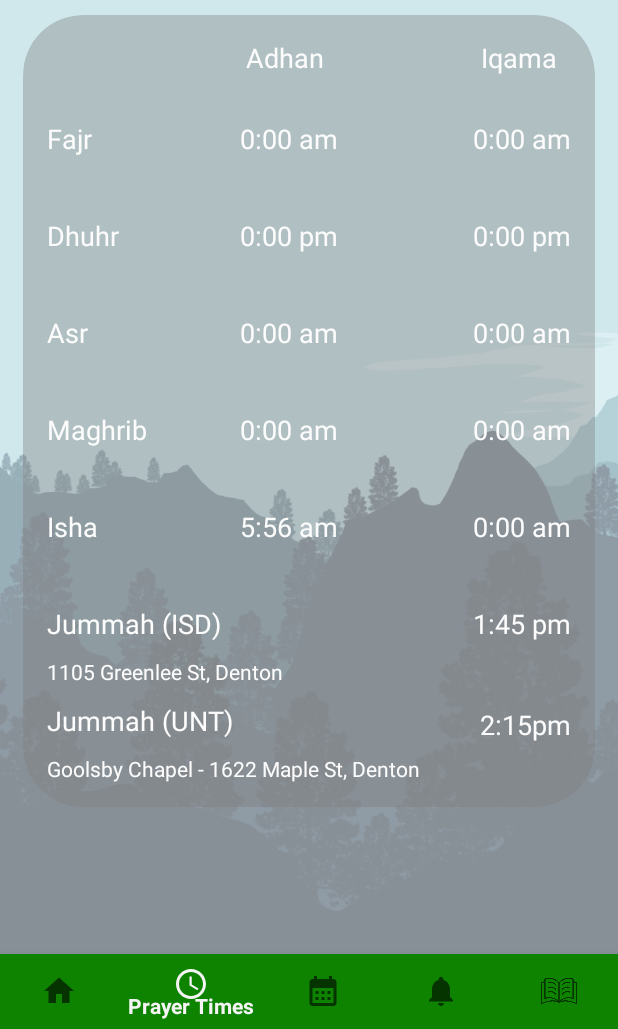
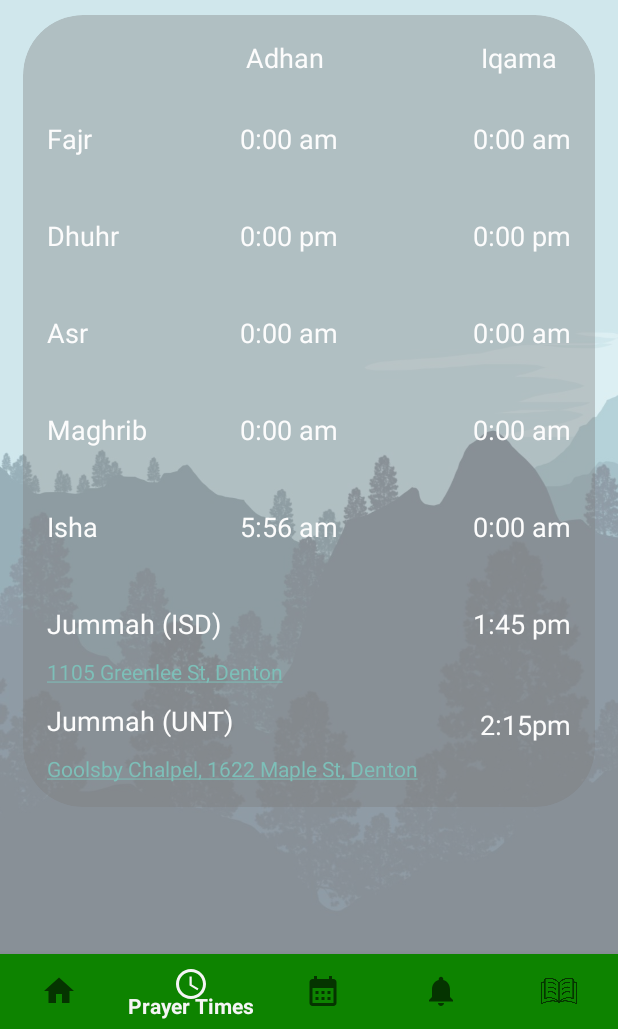
Before and after one commit to Google-design/ISD, an Android app built with Jetpack Compose: the Navigation_Prayer_Times screen opened through its navigation route, on a phone screen of 412 x 824 dp, the part 207-1236 px from its top. Run offline under Robolectric (Android 15) with nearby library versions, the phone set to English and light mode, and no system bars; our stand-ins replace Firebase (no records; nobody signed in at launch, a user with empty details on screens opened directly), Shimmer, navigation-ui.

Commit message:
Changed address to Hyperlinks and padding.

```diff
--- a/app/src/main/java/com/isd/isd/Navigation_Home.kt
+++ b/app/src/main/java/com/isd/isd/Navigation_Home.kt
@@ -1,10 +1,15 @@
 package com.isd.isd
 
+import android.app.DownloadManager
 import android.content.ContentValues.TAG
 import android.content.Intent
+import android.content.pm.ResolveInfo
 import android.net.Uri
 import android.os.Bundle
 import android.os.Handler
+import android.text.SpannableString
+import android.text.method.LinkMovementMethod
+import android.text.style.ClickableSpan
 import android.util.Log
 import androidx.fragment.app.Fragment
 import android.view.LayoutInflater
@@ -14,6 +19,7 @@ import android.widget.Button
 import android.widget.ImageButton
 import android.widget.ImageView
 import android.widget.TextView
+import android.widget.Toast
 import androidx.cardview.widget.CardView
 import androidx.core.content.ContextCompat.startActivity
 import androidx.lifecycle.lifecycleScope
@@ -37,7 +43,7 @@ import com.facebook.shimmer.ShimmerFrameLayout
 
 class Navigation_Home : Fragment() {
 
-    private lateinit var hadeeth_tv : TextView
+    private lateinit var hadeeth_tv: TextView
     private lateinit var shimmerFrameLayout: ShimmerFrameLayout
     private var URL = "https://hadeethenc.com"
     private val TAG: String = "CHECK_RESPONSE"
@@ -60,6 +66,40 @@ class Navigation_Home : Fragment() {
 
     override fun onViewCreated(view: View, savedInstanceState: Bundle?) {
         super.onViewCreated(view, savedInstanceState)
+
+        val textView4 = view.findViewById<TextView>(R.id.textView4)
+        val addressText4 = "1105 Green Lee St Denton, TX 76201"
+
+        val text = addressText4
+        val spannableString = SpannableString(text)
+        val clickableSpan = object : ClickableSpan() {
+            override fun onClick(widget: View) {
+                // Create an intent to open Google Maps
+                val gmmIntentUri =   Uri.parse("geo:0,0?q=${Uri.encode(addressText4)}")
+                val mapIntent = Intent(Intent.ACTION_VIEW, gmmIntentUri)
+                mapIntent.setPackage("com.google.android.apps.maps")
+
+                // Verify that the intent will resolve to an activity
+                if (mapIntent.resolveActivity(requireActivity().packageManager) != null) {
+                    startActivity(mapIntent)
+                } else {
+                    // Handle case where Google Maps app is not installed
+                    Toast.makeText(requireContext(), "Google Maps app not found", Toast.LENGTH_SHORT).show()
+                }
+            }
+        }
+
+        // Set the clickable span to the text view
+        spannableString.setSpan(
+            clickableSpan,
+            0,
+            text.length,
+            SpannableString.SPAN_EXCLUSIVE_EXCLUSIVE
+        )
+        textView4.text = spannableString
+        textView4.movementMethod = LinkMovementMethod.getInstance()
+
+
 
         hadeeth_tv = view.findViewById(R.id.hadeeth_tv)
 
--- a/app/src/main/java/com/isd/isd/Navigation_Prayer_Times.kt
+++ b/app/src/main/java/com/isd/isd/Navigation_Prayer_Times.kt
@@ -1,13 +1,19 @@
 package com.isd.isd
 
+import android.content.Intent
+import android.net.Uri
 import android.os.Bundle
 import android.os.CountDownTimer
+import android.text.SpannableString
+import android.text.method.LinkMovementMethod
+import android.text.style.ClickableSpan
 import android.util.Log
 import androidx.fragment.app.Fragment
 import android.view.LayoutInflater
 import android.view.View
 import android.view.ViewGroup
 import android.widget.TextView
+import android.widget.Toast
 import androidx.activity.findViewTreeFullyDrawnReporterOwner
 import androidx.lifecycle.lifecycleScope
 import com.facebook.shimmer.ShimmerFrameLayout
@@ -85,6 +91,72 @@ class Navigation_Prayer_Times : Fragment() {
         maghribtime = view.findViewById(R.id.maghribtime)
         ishatime = view.findViewById(R.id.ishatime)
         jummahtime = view.findViewById(R.id.jummahtime)
+
+
+        val isdAddress = view.findViewById<TextView>(R.id.ISD_address)
+        val addressText4 = "1105 Greenlee St, Denton"
+
+        val text = addressText4
+        val spannableString = SpannableString(text)
+        val clickableSpan = object : ClickableSpan() {
+            override fun onClick(widget: View) {
+                // Create an intent to open Google Maps
+                val gmmIntentUri = Uri.parse("geo:0,0?q=${Uri.encode(addressText4)}")
+                val mapIntent = Intent(Intent.ACTION_VIEW, gmmIntentUri)
+                mapIntent.setPackage("com.google.android.apps.maps")
+
+                // Verify that the intent will resolve to an activity
+                if (mapIntent.resolveActivity(requireActivity().packageManager) != null) {
+                    startActivity(mapIntent)
+                } else {
+                    // Handle case where Google Maps app is not installed
+                    Toast.makeText(requireContext(), "Google Maps app not found", Toast.LENGTH_SHORT).show()
+                }
+            }
+        }
+
+        // Set the clickable span to the text view
+        spannableString.setSpan(
+            clickableSpan,
+            0,
+            text.length,
+            SpannableString.SPAN_EXCLUSIVE_EXCLUSIVE
+        )
+        isdAddress.text = spannableString
+        isdAddress.movementMethod = LinkMovementMethod.getInstance()
+
+        val UNT_Address = view.findViewById<TextView>(R.id.UNT_address)
+        val UNTaddressText = "Goolsby Chalpel, 1622 Maple St, Denton"
+
+        val text2 = UNTaddressText
+        val spannableString2 = SpannableString(text2)
+        val clickableSpan2 = object : ClickableSpan() {
+            override fun onClick(widget: View) {
+                // Create an intent to open Google Maps
+                val gmmIntentUri =   Uri.parse("geo:0,0?q=${Uri.encode(UNTaddressText)}")
+                val mapIntent = Intent(Intent.ACTION_VIEW, gmmIntentUri)
+                mapIntent.setPackage("com.google.android.apps.maps")
+
+                // Verify that the intent will resolve to an activity
+                if (mapIntent.resolveActivity(requireActivity().packageManager) != null) {
+                    startActivity(mapIntent)
+                } else {
+                    // Handle case where Google Maps app is not installed
+                    Toast.makeText(requireContext(), "Google Maps app not found", Toast.LENGTH_SHORT).show()
+                }
+            }
+        }
+
+        // Set the clickable span to the text view
+        spannableString2.setSpan(
+            clickableSpan2,
+            0,
+            text2.length,
+            SpannableString.SPAN_EXCLUSIVE_EXCLUSIVE
+        )
+        UNT_Address.text = spannableString2
+        UNT_Address.movementMethod = LinkMovementMethod.getInstance()
+
 
 
         // Launch coroutines for asynchronous tasks
```
Also changed, not shown: app/src/main/AndroidManifest.xml (+9 -8 lines), app/src/main/res/layout/fragment_navigation__notifications.xml (+4 -3 lines).
